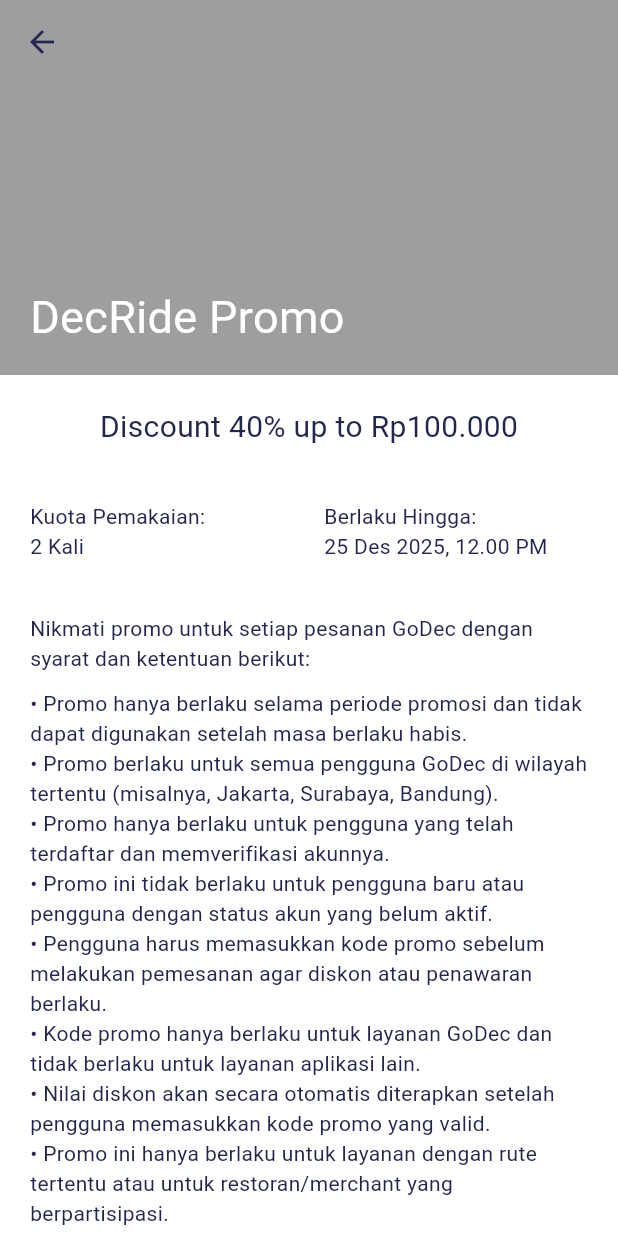
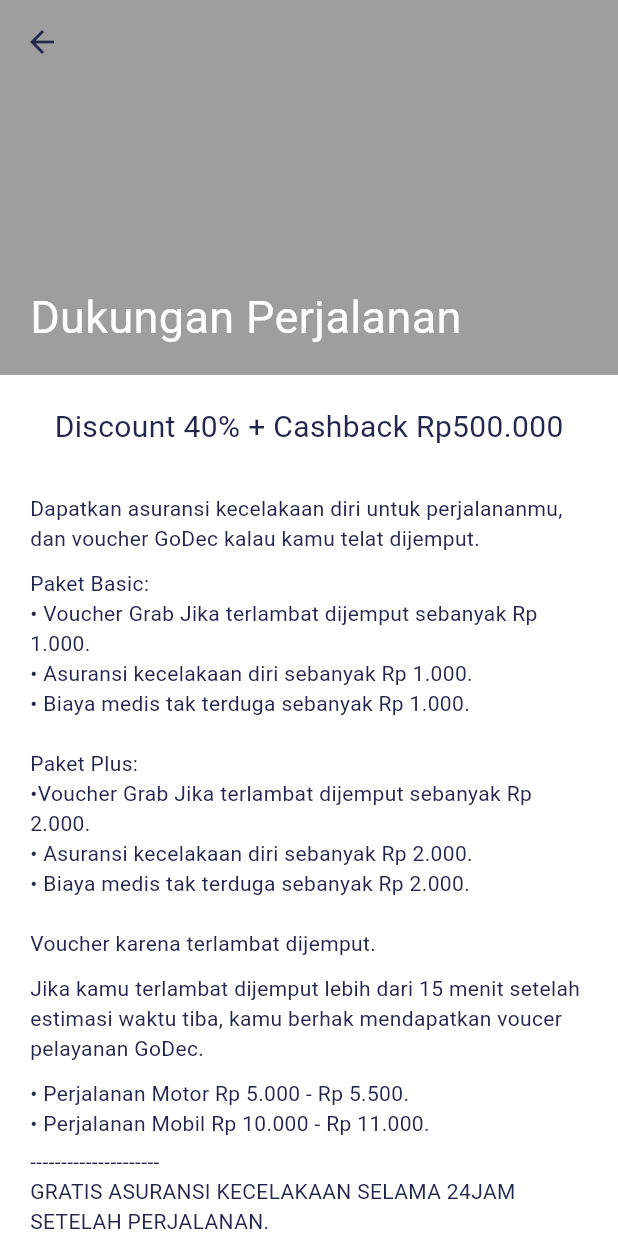
Before and after one commit to HengkyLaurencio/GoDec, a Flutter app: the Insurance screen opened by its route, after a tap on "Dukungan Perjalanan", on a phone screen of 412 x 824 dp. Run offline on Flutter 3.47's test engine with Material 3 defaults, Android fonts, the phone set to English and light mode, and no system bars; our stand-ins replace bloc, cloud_firestore, equatable, firebase_auth, firebase_core, flutter_bloc and 2 more; missing offline and left inert: flutter_barcode_scanner; accounts and stored records are empty; network calls fail.

Commit message:
update insurance page

```diff
--- a/lib/core/router/app_router.dart
+++ b/lib/core/router/app_router.dart
@@ -5,6 +5,11 @@ import 'package:godec/features/auth/presentation/page/landing_page.dart';
 import 'package:godec/features/auth/presentation/page/login_page.dart';
 import 'package:godec/features/auth/presentation/page/signup_page.dart';
 import 'package:godec/features/insurance/insurance.dart';
+import 'package:godec/features/insurance/insurance_detail.dart';
+import 'package:godec/features/insurance/insurance_detail_2.dart';
+import 'package:godec/features/insurance/insurance_detail_3.dart';
+import 'package:godec/features/insurance/insurance_detail_4.dart';
+import 'package:godec/features/insurance/insurance_detail_5.dart';
 import 'package:godec/features/navigation/main_navigation.dart';
 import 'package:godec/features/order/presentation/page/front_order_page.dart';
 import 'package:godec/features/order/presentation/page/order_page.dart';
@@ -104,6 +109,26 @@ class AppRouter {
         builder: (context, state) => const Insurance(),
       ),
       GoRoute(
+        path: '/insurance/detail',
+        builder: (context, state) => const InsuranceDetail(),
+      ),
+      GoRoute(
+        path: '/insurance/detail2',
+        builder: (context, state) => const InsuranceDetail2(),
+      ),
+      GoRoute(
+        path: '/insurance/detail3',
+        builder: (context, state) => const InsuranceDetail3(),
+      ),
+      GoRoute(
+        path: '/insurance/detail4',
+        builder: (context, state) => const InsuranceDetail4(),
+      ),
+      GoRoute(
+        path: '/insurance/detail5',
+        builder: (context, state) => const InsuranceDetail5(),
+      ),
+      GoRoute(
         path: '/order/map',
         builder: (context, state) => const OrderPage(),
       ),
--- a/lib/features/insurance/insurance.dart
+++ b/lib/features/insurance/insurance.dart
@@ -44,7 +44,7 @@ class Insurance extends StatelessWidget {
               Padding(
                 padding: EdgeInsets.only(right: 10, bottom: 40, left: 10),
                 child: CardList(
-                  targetScreen: 'promo/desc',
+                  targetScreen: '/insurance/detail',
                   title: 'Dukungan Perjalanan',
                   description:
                       'Rp 1.000 / perjalanan',
@@ -55,7 +55,7 @@ class Insurance extends StatelessWidget {
               Padding(
                 padding: EdgeInsets.only(right: 10, bottom: 10, left: 16),
                 child: CardList(
-                  targetScreen: 'promo/desc',
+                  targetScreen: '/insurance/detail2',
                   title: 'Asuransi Perjalanan',
                   description:
                       'Mulai dari Rp 2.850 / hari',
@@ -67,7 +67,7 @@ class Insurance extends StatelessWidget {
               Padding(
                 padding: EdgeInsets.only(right: 10, bottom: 10, left: 16),
                 child: CardList(
-                  targetScreen: 'promo/desc',
+                  targetScreen: '/insurance/detail3',
                   title: 'Motopro',
                   description:
                       'Lindungi motormu dari resiko kehilangan',
@@ -80,7 +80,7 @@ class Insurance extends StatelessWidget {
               Padding(
                 padding: EdgeInsets.only(right: 10, bottom: 10, left: 16),
                 child: CardList(
-                  targetScreen: 'promo/desc',
+                  targetScreen: '/insurance/detail4',
                   title: 'Autocillin',
                   description:
                       'Tetap aman dan terlindungi setiap saatnya',
@@ -92,7 +92,7 @@ class Insurance extends StatelessWidget {
               Padding(
                 padding: EdgeInsets.only(right: 10, bottom: 10, left: 16),
                 child: CardList(
-                  targetScreen: 'promo/desc',
+                  targetScreen: '/insurance/detail5',
                   title: 'Kecelakaan Diri',
                   description:
                       'Jaminan perlindungan untukmu setiap saat',
--- /dev/null
+++ b/lib/features/insurance/insurance_detail.dart
@@ -0,0 +1,140 @@
+import 'package:flutter/material.dart';
+
+class InsuranceDetail extends StatelessWidget {
+  const InsuranceDetail({super.key});
+
+  @override
+  Widget build(BuildContext context) {
+    final screenWidth = MediaQuery.of(context).size.width;
+
+    return Scaffold(
+      extendBodyBehindAppBar: true,
+      appBar: AppBar(
+        backgroundColor: Colors.transparent,
+        elevation: 0,
+        scrolledUnderElevation: 0,
+      ),
+      body: SingleChildScrollView(
+        child: Column(
+          crossAxisAlignment: CrossAxisAlignment.start,
+          children: [
+            SizedBox(
+              height: 250,
+              child: Stack(
+                children: [
+                  Positioned(
+                    top: 0,
+                    left: 0,
+                    right: 0,
+                    child: Container(
+                      width: screenWidth,
+                      color: Colors.grey,
+                      child: const Padding(
+                        padding:
+                            EdgeInsets.only(left: 20, bottom: 20, top: 190),
+                        child: Text(
+                          "Dukungan Perjalanan",
+                          style: TextStyle(
+                            fontSize: 30,
+                            color: Colors.white,
+                          ),
+                        ),
+                      ),
+                    ),
+                  ),
+                ],
+              ),
+            ),
+            const SizedBox(height: 20),
+            const Center(
+              child: Text(
+                "Discount 40% + Cashback Rp500.000",
+                style: TextStyle(fontSize: 20),
+                textAlign: TextAlign.left,
+              ),
+            ),
+            const Padding(
+              padding: EdgeInsets.only(top: 30, left: 20, right: 15),
+              child: Column(
+                crossAxisAlignment: CrossAxisAlignment.start,
+                children: [
+                  Text(
+                      "Dapatkan asuransi kecelakaan diri untuk perjalananmu, dan voucher GoDec kalau kamu telat dijemput."),
+                  SizedBox(height: 10),
+                  Text("Paket Basic:"),
+                  Text(
+                      "• Voucher Grab Jika terlambat dijemput sebanyak Rp 1.000."),
+                  Text("• Asuransi kecelakaan diri sebanyak Rp 1.000."),
+                  Text("• Biaya medis tak terduga sebanyak Rp 1.000."),
+                  SizedBox(height: 20),
+                  Text("Paket Plus:"),
+                  Text(
+                      "•Voucher Grab Jika terlambat dijemput sebanyak Rp 2.000."),
+                  Text("• Asuransi kecelakaan diri sebanyak Rp 2.000."),
+                  Text("• Biaya medis tak terduga sebanyak Rp 2.000."),
+                  SizedBox(height: 20),
+                  Text("Voucher karena terlambat dijemput."),
+                  SizedBox(height: 10),
+                  Text(
+                      "Jika kamu terlambat dijemput lebih dari 15 menit setelah estimasi waktu tiba, kamu berhak mendapatkan voucer pelayanan GoDec."),
+                  SizedBox(height: 10),
+                  Text("• Perjalanan Motor Rp 5.000 - Rp 5.500."),
+                  Text("• Perjalanan Mobil Rp 10.000 - Rp 11.000."),
+                  SizedBox(height: 5),
+                  Text("---------------------"),
+                  Text(
+                      "GRATIS ASURANSI KECELAKAAN SELAMA 24JAM SETELAH PERJALANAN."),
+                  SizedBox(height: 15),
+                  Text(
+                      "Dapatkan perlindungan kecelakaan diri selama 24jam setelah perjalanan selesai. "
+                      "Jika kamu menyelesaikan perjalanan Godec pada pukul 14.00 hari ini, kamu akan dilindungi selama 24 jam setelahnya. "
+                      "Jika terjadi kecelakaan selama periode ini, cth. patah tulang akibat terjatuh dari tangga, kamu bisa mengajukan klaim. "
+                      "Perlindungan hanya berlaku untuk pengguna Ride Cover dan nggak berlaku untuk penumpang lainnya."),
+                  SizedBox(height: 20),
+                  Text("Kematian atau cacat permanen\n"
+                      "• Klaim hingga Rp 50.000.000 (Hanya yang berlangganan)."),
+                  Text("Penggantian baiaya medis tak terduga\n"
+                      "• Klaim hingga Rp 2.750.000 (Hanya yang berlangganan)."),
+                  SizedBox(height: 10),
+                  Text("---------------------"),
+                  SizedBox(height: 10),
+                  Text("Tanya Jawab"),
+                  SizedBox(height: 20),
+                  Text("Apa itu Ride Cover Plus?"),
+                  SizedBox(height: 15),
+                  Text("Ride Cover Plus adalah program yang terdiri dari:\n"
+                      "Voucher Keterlambatan Penjemputan atau Voucher Pembatalan Keterlambatan yang disesiakan untuk Anda oleh Dec Companny Indonesia."
+                      "saat Anda melakukan perjalanan yang memenuhi syarat dengan GoDec di Indonesia.\n\n"
+                      "Produk asuransi Kecelakaan Diri gratis selama perjalanan dan perpanjangan perlindungan selama 24 jam setelah perjalanan berakhir"
+                      "yang disediakan yang ditanggung oleh PT Chubb Insurance Indonesia ('Chuub')"),
+                  SizedBox(height: 100),
+                ],
+              ),
+            ),
+            Padding(
+              padding: const EdgeInsets.all(16.0),
+              child: SizedBox(
+                width: double.infinity,
+                child: ElevatedButton(
+                  onPressed: () {
+                  },
+                  style: ElevatedButton.styleFrom(
+                    padding: const EdgeInsets.symmetric(vertical: 16.0),
+                    backgroundColor: const Color(0xFF23274D),
+                  ),
+                  child: const Text(
+                    'Use This Insurance',
+                    style: TextStyle(
+                      fontSize: 18,
+                      color: Colors.white,
+                    ),
+                  ),
+                ),
+              ),
+            ),
+          ],
+        ),
+      ),
+    );
+  }
+}
--- a/lib/features/promo/presentation/promo_page.dart
+++ b/lib/features/promo/presentation/promo_page.dart
@@ -100,7 +100,7 @@ class PromoPage extends StatelessWidget {
                             padding: EdgeInsets.only(
                                 right: 10, bottom: 10, left: 16),
                             child: CardList(
-                              targetScreen: 'promo/desc',
+                              targetScreen: '/promo/desc',
                               title: 'Promo GoDec tiap weekend!',
                               description:
                                   'Pasti diskon s.d. 30RB ke mana pun. Klik\nuntuk dapetin promonya!',
```
Also changed, not shown: lib/features/activity/presentation/page/activity.dart (+3 -8 lines), lib/features/insurance/insurance_detail_2.dart (added, +140 -0 lines), lib/features/insurance/insurance_detail_3.dart (added, +140 -0 lines), lib/features/insurance/insurance_detail_4.dart (added, +140 -0 lines), lib/features/insurance/insurance_detail_5.dart (added, +140 -0 lines).
